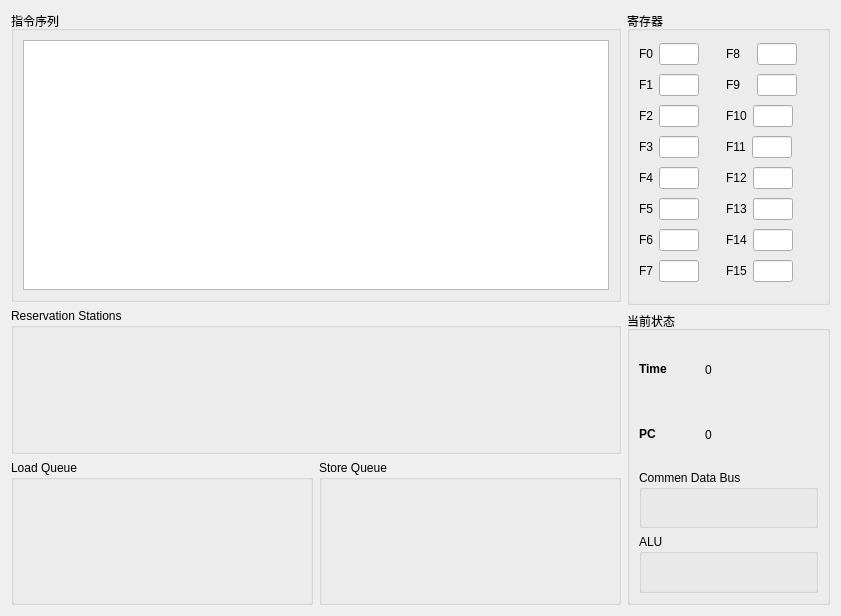
Above: View/infotab.ui from t103z/Tomasulo before the change. Below: the same form after it.
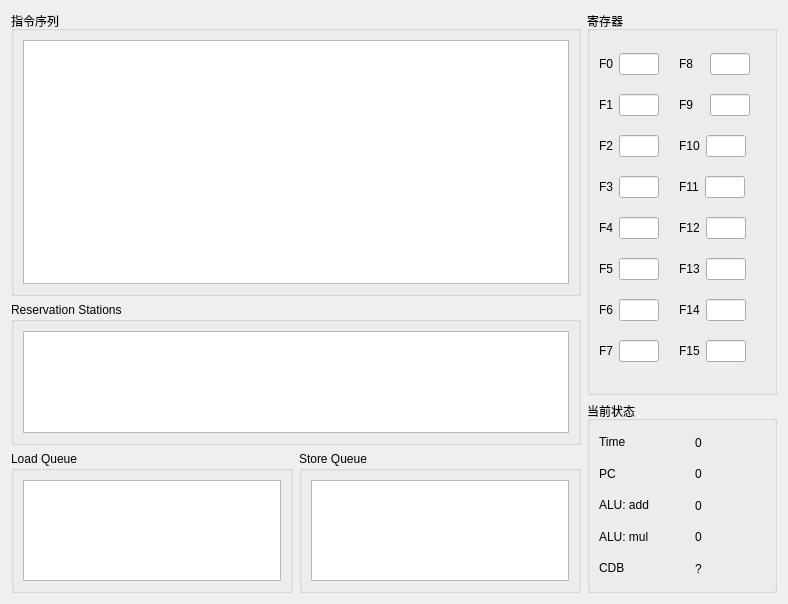
That is the form after the change.

```diff
--- a/View/infotab.ui
+++ b/View/infotab.ui
@@ -6,8 +6,8 @@
    <rect>
     <x>0</x>
     <y>0</y>
-    <width>841</width>
-    <height>616</height>
+    <width>788</width>
+    <height>604</height>
    </rect>
   </property>
   <property name="windowTitle">
@@ -57,6 +57,11 @@
        <property name="title">
         <string>Reservation Stations</string>
        </property>
+       <layout class="QHBoxLayout" name="horizontalLayout_3">
+        <item>
+         <widget class="QTableView" name="tableRS"/>
+        </item>
+       </layout>
       </widget>
      </item>
      <item>
@@ -66,6 +71,11 @@
          <property name="title">
           <string>Load Queue</string>
          </property>
+         <layout class="QHBoxLayout" name="horizontalLayout_12">
+          <item>
+           <widget class="QTableView" name="tableLQ"/>
+          </item>
+         </layout>
         </widget>
        </item>
        <item>
@@ -73,6 +83,11 @@
          <property name="title">
           <string>Store Queue</string>
          </property>
+         <layout class="QHBoxLayout" name="horizontalLayout_13">
+          <item>
+           <widget class="QTableView" name="tableSQ"/>
+          </item>
+         </layout>
         </widget>
        </item>
       </layout>
@@ -80,7 +95,7 @@
     </layout>
    </item>
    <item>
-    <layout class="QVBoxLayout" name="verticalLayout_7">
+    <layout class="QVBoxLayout" name="loRight" stretch="2,1">
      <item>
       <widget class="QGroupBox" name="groupRegisters">
        <property name="sizePolicy">
@@ -993,16 +1008,16 @@
        <property name="title">
         <string>当前状态</string>
        </property>
-       <layout class="QHBoxLayout" name="horizontalLayout_5">
+       <layout class="QHBoxLayout" name="horizontalLayout_11">
         <item>
          <layout class="QVBoxLayout" name="verticalLayout_3">
           <item>
-           <layout class="QHBoxLayout" name="horizontalLayout_3">
+           <layout class="QHBoxLayout" name="loTIme">
             <item>
              <widget class="QLabel" name="labelTime">
               <property name="minimumSize">
                <size>
-                <width>40</width>
+                <width>70</width>
                 <height>0</height>
                </size>
               </property>
@@ -1013,7 +1028,7 @@
                </size>
               </property>
               <property name="text">
-               <string>&lt;html&gt;&lt;head/&gt;&lt;body&gt;&lt;p&gt;&lt;span style=&quot; font-weight:600;&quot;&gt;Time&lt;/span&gt;&lt;/p&gt;&lt;/body&gt;&lt;/html&gt;</string>
+               <string>&lt;html&gt;&lt;head/&gt;&lt;body&gt;&lt;p&gt;Time&lt;/p&gt;&lt;/body&gt;&lt;/html&gt;</string>
               </property>
              </widget>
             </item>
@@ -1061,12 +1076,12 @@
              <widget class="QLabel" name="labelPC">
               <property name="minimumSize">
                <size>
-                <width>40</width>
+                <width>70</width>
                 <height>0</height>
                </size>
               </property>
               <property name="text">
-               <string>&lt;html&gt;&lt;head/&gt;&lt;body&gt;&lt;p&gt;&lt;span style=&quot; font-weight:600;&quot;&gt;PC&lt;/span&gt;&lt;/p&gt;&lt;/body&gt;&lt;/html&gt;</string>
+               <string>&lt;html&gt;&lt;head/&gt;&lt;body&gt;&lt;p&gt;PC&lt;/p&gt;&lt;/body&gt;&lt;/html&gt;</string>
               </property>
              </widget>
             </item>
@@ -1109,18 +1124,181 @@
            </layout>
           </item>
           <item>
-           <widget class="QGroupBox" name="groupCDB">
-            <property name="title">
-             <string>Commen Data Bus</string>
-            </property>
-           </widget>
+           <layout class="QHBoxLayout" name="horizontalLayout_5">
+            <item>
+             <widget class="QLabel" name="labelAdd">
+              <property name="minimumSize">
+               <size>
+                <width>70</width>
+                <height>0</height>
+               </size>
+              </property>
+              <property name="maximumSize">
+               <size>
+                <width>16777215</width>
+                <height>40</height>
+               </size>
+              </property>
+              <property name="text">
+               <string>&lt;html&gt;&lt;head/&gt;&lt;body&gt;&lt;p&gt;ALU: add&lt;/p&gt;&lt;/body&gt;&lt;/html&gt;</string>
+              </property>
+             </widget>
+            </item>
+            <item>
+             <spacer name="horizontalSpacer_22">
+              <property name="orientation">
+               <enum>Qt::Horizontal</enum>
+              </property>
+              <property name="sizeType">
+               <enum>QSizePolicy::Fixed</enum>
+              </property>
+              <property name="sizeHint" stdset="0">
+               <size>
+                <width>20</width>
+                <height>20</height>
+               </size>
+              </property>
+             </spacer>
+            </item>
+            <item>
+             <widget class="QLabel" name="textAdd">
+              <property name="text">
+               <string>0</string>
+              </property>
+             </widget>
+            </item>
+            <item>
+             <spacer name="horizontalSpacer_23">
+              <property name="orientation">
+               <enum>Qt::Horizontal</enum>
+              </property>
+              <property name="sizeHint" stdset="0">
+               <size>
+                <width>40</width>
+                <height>20</height>
+               </size>
+              </property>
+             </spacer>
+            </item>
+           </layout>
           </item>
           <item>
-           <widget class="QGroupBox" name="groupALU">
-            <property name="title">
-             <string>ALU</string>
-            </property>
-           </widget>
+           <layout class="QHBoxLayout" name="horizontalLayout_9">
+            <item>
+             <widget class="QLabel" name="labelMul">
+              <property name="minimumSize">
+               <size>
+                <width>70</width>
+                <height>0</height>
+               </size>
+              </property>
+              <property name="maximumSize">
+               <size>
+                <width>16777215</width>
+                <height>40</height>
+               </size>
+              </property>
+              <property name="text">
+               <string>&lt;html&gt;&lt;head/&gt;&lt;body&gt;&lt;p&gt;ALU: mul&lt;/p&gt;&lt;/body&gt;&lt;/html&gt;</string>
+              </property>
+             </widget>
+            </item>
+            <item>
+             <spacer name="horizontalSpacer_24">
+              <property name="orientation">
+               <enum>Qt::Horizontal</enum>
+              </property>
+              <property name="sizeType">
+               <enum>QSizePolicy::Fixed</enum>
+              </property>
+              <property name="sizeHint" stdset="0">
+               <size>
+                <width>20</width>
+                <height>20</height>
+               </size>
+              </property>
+             </spacer>
+            </item>
+            <item>
+             <widget class="QLabel" name="textMul">
+              <property name="text">
+               <string>0</string>
+              </property>
+             </widget>
+            </item>
+            <item>
+             <spacer name="horizontalSpacer_25">
+              <property name="orientation">
+               <enum>Qt::Horizontal</enum>
+              </property>
+              <property name="sizeHint" stdset="0">
+               <size>
+                <width>40</width>
+                <height>20</height>
+               </size>
+              </property>
+             </spacer>
+            </item>
+           </layout>
+          </item>
+          <item>
+           <layout class="QHBoxLayout" name="horizontalLayout_10">
+            <item>
+             <widget class="QLabel" name="labelCDB">
+              <property name="minimumSize">
+               <size>
+                <width>70</width>
+                <height>0</height>
+               </size>
+              </property>
+              <property name="maximumSize">
+               <size>
+                <width>16777215</width>
+                <height>40</height>
+               </size>
+              </property>
+              <property name="text">
+               <string>&lt;html&gt;&lt;head/&gt;&lt;body&gt;&lt;p&gt;CDB&lt;/p&gt;&lt;/body&gt;&lt;/html&gt;</string>
+              </property>
+             </widget>
+            </item>
+            <item>
+             <spacer name="horizontalSpacer_26">
+              <property name="orientation">
+               <enum>Qt::Horizontal</enum>
+              </property>
+              <property name="sizeType">
+               <enum>QSizePolicy::Fixed</enum>
+              </property>
+              <property name="sizeHint" stdset="0">
+               <size>
+                <width>20</width>
+                <height>20</height>
+               </size>
+              </property>
+             </spacer>
+            </item>
+            <item>
+             <widget class="QLabel" name="textCDB">
+              <property name="text">
+               <string>?</string>
+              </property>
+             </widget>
+            </item>
+            <item>
+             <spacer name="horizontalSpacer_27">
+              <property name="orientation">
+               <enum>Qt::Horizontal</enum>
+              </property>
+              <property name="sizeHint" stdset="0">
+               <size>
+                <width>40</width>
+                <height>20</height>
+               </size>
+              </property>
+             </spacer>
+            </item>
+           </layout>
           </item>
          </layout>
         </item>
```
Left out of the diff: 8 changed lines with no effect on the pictures.
